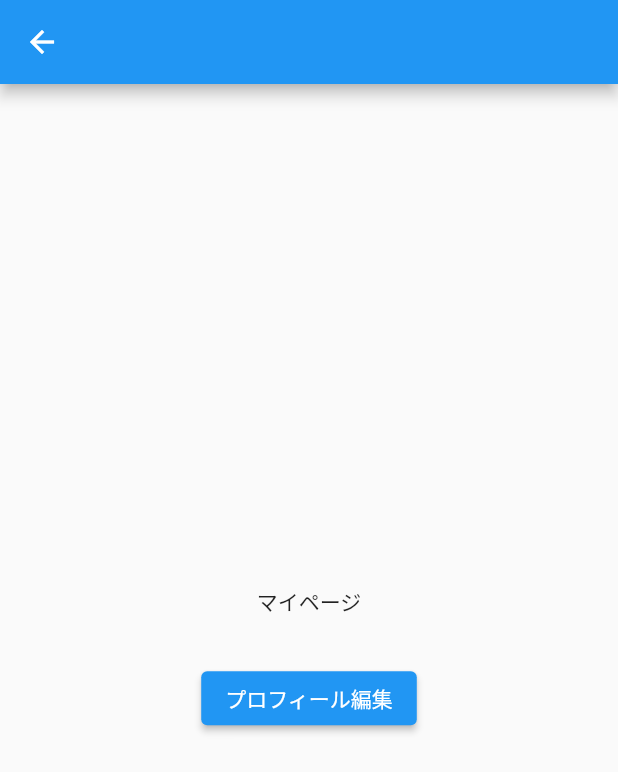
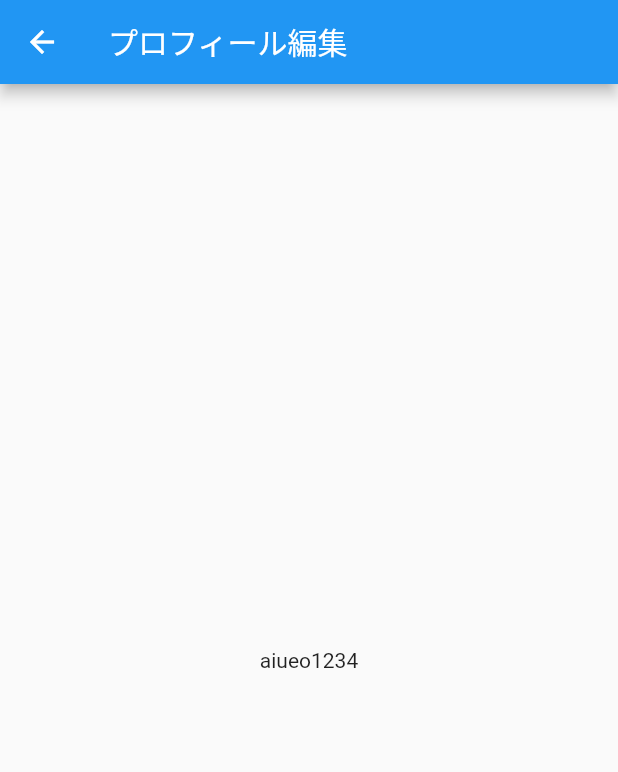
Before and after one commit to k-y-1202/go_router_guide, a Flutter app: the MyPage screen opened directly, after a tap on "プロフィール編集", on a phone screen of 412 x 824 dp. Shown: the top 772 px of the screen. Run offline on Flutter 3.47's test engine with Material 2 defaults, Android fonts, the light colour scheme and no system bars.

Commit message:
プロフィール編集ページ

```diff
--- a/lib/pages/login_page.dart
+++ b/lib/pages/login_page.dart
@@ -1,5 +1,5 @@
 import 'package:flutter/material.dart';
-import 'package:go_router_guide/bottom_navigation_page.dart';
+import 'package:go_router_guide/pages/bottom_navigation_page.dart';
 
 class LoginPage extends StatelessWidget {
   const LoginPage({
--- a/lib/pages/my_page.dart
+++ b/lib/pages/my_page.dart
@@ -1,4 +1,5 @@
 import 'package:flutter/material.dart';
+import 'package:go_router_guide/pages/profile_edit_page.dart';
 
 class MyPage extends StatelessWidget {
   const MyPage({super.key});
@@ -14,7 +15,13 @@ class MyPage extends StatelessWidget {
           const Text('マイページ'),
           const SizedBox(height: 30),
           ElevatedButton(
-            onPressed: () {},
+            onPressed: () {
+              Navigator.push(context, MaterialPageRoute(
+                builder: (context) {
+                  return const ProfileEditPage(userId: 'aiueo1234');
+                },
+              ));
+            },
             child: const Text('プロフィール編集'),
           ),
         ],
--- /dev/null
+++ b/lib/pages/profile_edit_page.dart
@@ -0,0 +1,20 @@
+import 'package:flutter/material.dart';
+
+class ProfileEditPage extends StatelessWidget {
+  const ProfileEditPage({
+    super.key,
+    required this.userId,
+  });
+  final String userId;
+
+  @override
+  Widget build(BuildContext context) {
+    return Scaffold(
+        appBar: AppBar(
+          title: const Text('プロフィール編集'),
+        ),
+        body: Center(
+          child: Text(userId),
+        ));
+  }
+}
```
